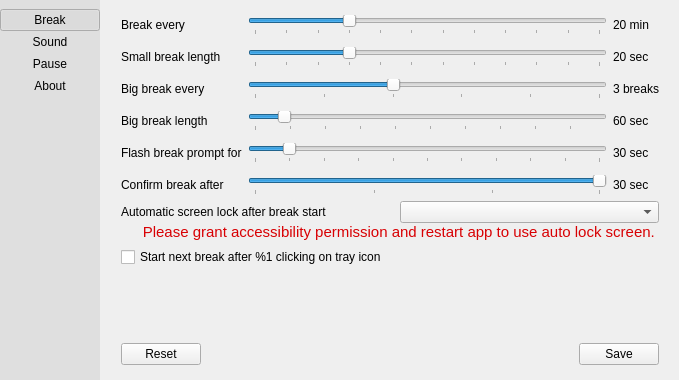
First picture: the form in src/pref-window.ui, repository AllanChain/sane-break, before the edit.
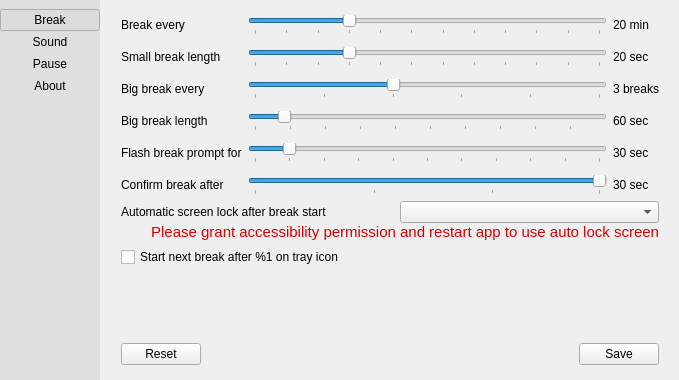
Second picture: the form after the edit. Icons and pictures are not drawn. Custom widgets are drawn as their Qt base class.

Diff of the .ui file:
```diff
--- a/src/pref-window.ui
+++ b/src/pref-window.ui
@@ -479,7 +479,7 @@
               <string notr="true">color: rgb(216, 0, 3)</string>
              </property>
              <property name="text">
-              <string>Please grant accessibility permission and restart app to use auto lock screen. </string>
+              <string>Please grant accessibility permission and restart app to use auto lock screen</string>
              </property>
              <property name="alignment">
               <set>Qt::AlignmentFlag::AlignRight|Qt::AlignmentFlag::AlignTrailing|Qt::AlignmentFlag::AlignVCenter</set>
@@ -491,7 +491,7 @@
          <item>
           <widget class="QCheckBox" name="quickBreak">
            <property name="text">
-            <string>Start next break after %1 clicking on tray icon</string>
+            <string>Start next break after %1 on tray icon</string>
            </property>
           </widget>
          </item>
```
Left out of the diff: 2 changed lines with no effect on the pictures.
